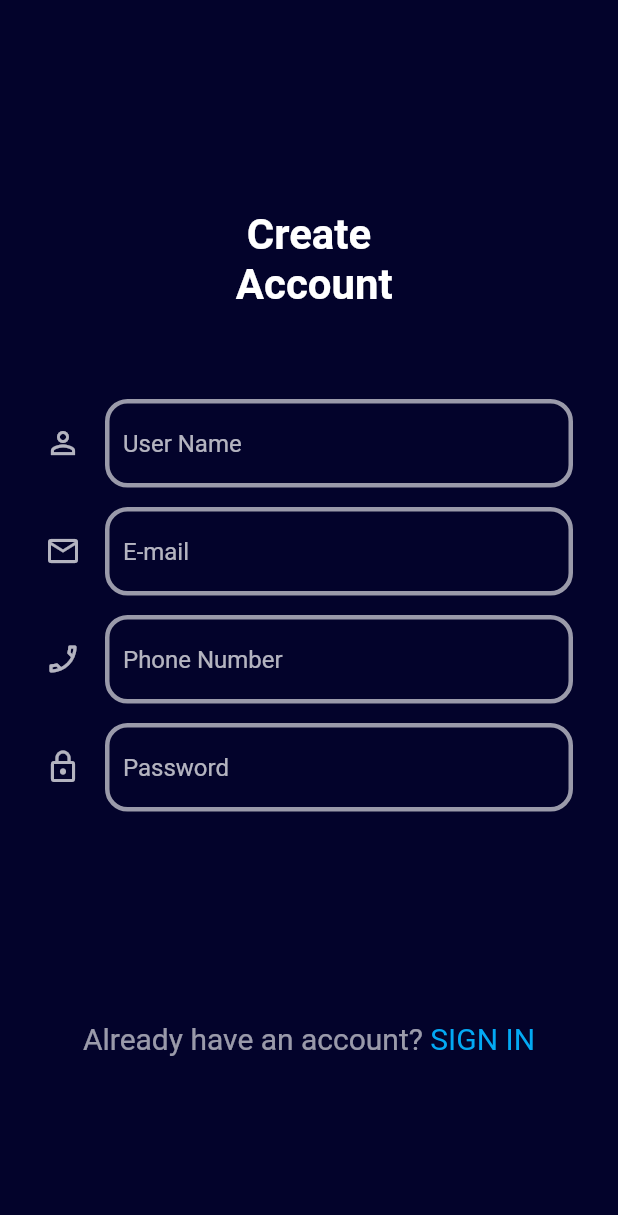
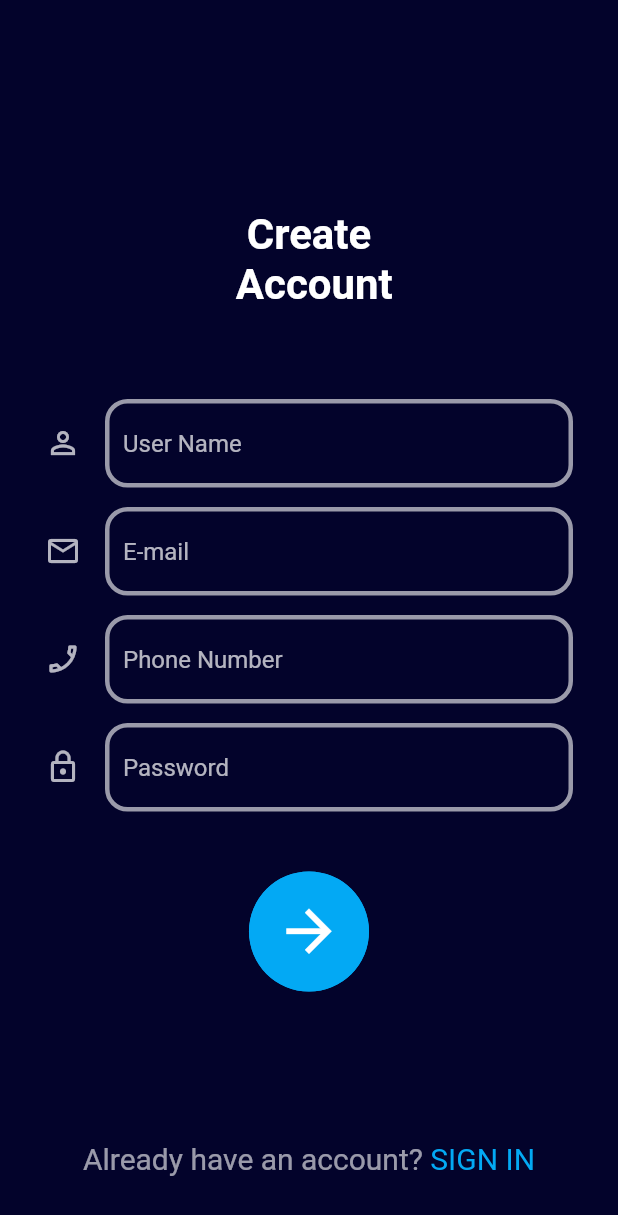
Before and after one commit to Elmurodjon01/databasetask1, a Flutter app: the screen it shows after launch, after a tap on "SIGN UP", on a phone screen of 412 x 824 dp. Shown: the top 1215 px of the screen. Run offline on Flutter 3.47's test engine with Material 2 defaults, Android fonts, the phone set to English and light mode, and no system bars; our stand-ins replace hive, hive_flutter; accounts and stored records are empty; network calls fail.

Commit message:
project completed

```diff
--- a/lib/main.dart
+++ b/lib/main.dart
@@ -3,7 +3,7 @@ import 'package:flutter/material.dart';
 import 'package:hive/hive.dart';
 import 'package:hive_flutter/adapters.dart';
 
-void main()async  {
+void main() async  {
   await Hive.initFlutter();
   await Hive.openBox('test_database');
   runApp(const MyApp());
--- a/lib/pages/loginPage.dart
+++ b/lib/pages/loginPage.dart
@@ -1,4 +1,4 @@
-import 'package:databasetask1/pages/signUpPage.dart';
+
 import 'package:databasetask1/parts.dart';
 import 'package:flutter/material.dart';
 
@@ -15,21 +15,21 @@ class LoginPage extends StatefulWidget {
 
 
 class _LoginPageState extends State<LoginPage> {
+
   final nameController = TextEditingController();
   final passController = TextEditingController();
-  @override
-  void initState() {
-    nameController;
-    passController;
-
-    super.initState();
-  }
-  @override
-  void dispose() {
-    nameController.dispose();
-    passController.dispose();
-    super.dispose();
-  }
+  // void initState() {
+  //   nameController;
+  //   passController;
+  //
+  //   super.initState();
+  // }
+  //@override
+  // void dispose() {
+  //   nameController.dispose();
+  //   passController.dispose();
+  //   super.dispose();
+  // }
   Widget build(BuildContext context) {
     return Scaffold(
       backgroundColor: const Color(0xFF03032b),
@@ -76,7 +76,37 @@ class _LoginPageState extends State<LoginPage> {
                   const SizedBox(
                     height: 40,
                   ),
-                  Parts.arrow(pressed: _doLogin),
+                  //Parts.arrow(pressed: _doLogin),
+              GestureDetector(
+                onTap: _doLogin,
+                child: Container(
+                  height: 80,
+                  width: 80,
+                  decoration: const BoxDecoration(
+                    color: Colors.lightBlue,
+                    borderRadius: BorderRadius.all(
+                      Radius.circular(40),
+                    ),
+                  ),
+                  child: Container(
+                    height: 80,
+                    width: 80,
+                    decoration: const BoxDecoration(
+                      color: Colors.lightBlue,
+                      borderRadius: BorderRadius.all(
+                        Radius.circular(40),
+                      ),
+                    ),
+                    child: const Center(
+                      child: Icon(
+                        Icons.arrow_forward,
+                        color: Colors.white,
+                        size: 45,
+                      ),
+                    ),
+                  ),
+                ),
+              ),
                   const SizedBox(
                     height: 100,
                   ),
--- a/lib/pages/signUpPage.dart
+++ b/lib/pages/signUpPage.dart
@@ -1,6 +1,9 @@
 
+import 'package:databasetask1/model/accountModel.dart';
 import 'package:databasetask1/parts.dart';
 import 'package:flutter/material.dart';
+
+import '../services/hiveDBService.dart';
 
 class SignUpPage extends StatefulWidget {
   const SignUpPage({super.key});
@@ -15,14 +18,6 @@ final _phoneController = TextEditingController();
 final _passController = TextEditingController();
 
 class _SignUpPageState extends State<SignUpPage> {
-  @override
-  void initState() {
-    super.initState();
-    _nameController;
-    _emailController;
-    _phoneController;
-    _passController;
-  }
 
   @override
   Widget build(BuildContext context) {
@@ -76,7 +71,36 @@ class _SignUpPageState extends State<SignUpPage> {
                   const SizedBox(
                     height: 40,
                   ),
-                  //Parts.arrow(),
+                  GestureDetector(
+                    onTap: _doSignUp,
+                    child: Container(
+                      height: 80,
+                      width: 80,
+                      decoration: const BoxDecoration(
+                        color: Colors.lightBlue,
+                        borderRadius: BorderRadius.all(
+                          Radius.circular(40),
+                        ),
+                      ),
+                      child: Container(
+                        height: 80,
+                        width: 80,
+                        decoration: const BoxDecoration(
+                          color: Colors.lightBlue,
+                          borderRadius: BorderRadius.all(
+                            Radius.circular(40),
+                          ),
+                        ),
+                        child: const Center(
+                          child: Icon(
+                            Icons.arrow_forward,
+                            color: Colors.white,
+                            size: 45,
+                          ),
+                        ),
+                      ),
+                    ),
+                  ),
                   const SizedBox(
                     height: 100,
                   ),
@@ -110,4 +134,18 @@ class _SignUpPageState extends State<SignUpPage> {
       ),
     );
   }
+  void _doSignUp (){
+    String name = _nameController.text.toString().trim();
+    String email = _emailController.text.toString().trim();
+    String phone = _phoneController.text.toString().trim();
+    String pass = _passController.text.toString().trim();
+    Account account = Account(username: name, password: pass, email: email, phone: phone);
+    HiveDB().storeAccount(account);
+    var account2 = HiveDB().loadAccount();
+    print(account2.username);
+    print(account2.email);
+    print(account2.phone);
+    print(account2.password);
+
+  }
 }
--- a/lib/parts.dart
+++ b/lib/parts.dart
@@ -77,39 +77,6 @@ class Parts {
     );
   }
 
-  static Widget arrow({required  Function pressed}) {
-    return GestureDetector(
-      onTap: pressed(),
-
-      child: Container(
-        height: 80,
-        width: 80,
-        decoration: const BoxDecoration(
-          color: Colors.lightBlue,
-          borderRadius: BorderRadius.all(
-            Radius.circular(40),
-          ),
-        ),
-        child: Container(
-          height: 80,
-          width: 80,
-          decoration: const BoxDecoration(
-            color: Colors.lightBlue,
-            borderRadius: BorderRadius.all(
-              Radius.circular(40),
-            ),
-          ),
-          child: const Center(
-            child: Icon(
-              Icons.arrow_forward,
-              color: Colors.white,
-              size: 45,
-            ),
-          ),
-        ),
-      ),
-    );
-  }
 
   static Widget ask(BuildContext context, String text1, String text2) {
     return Row(
```
